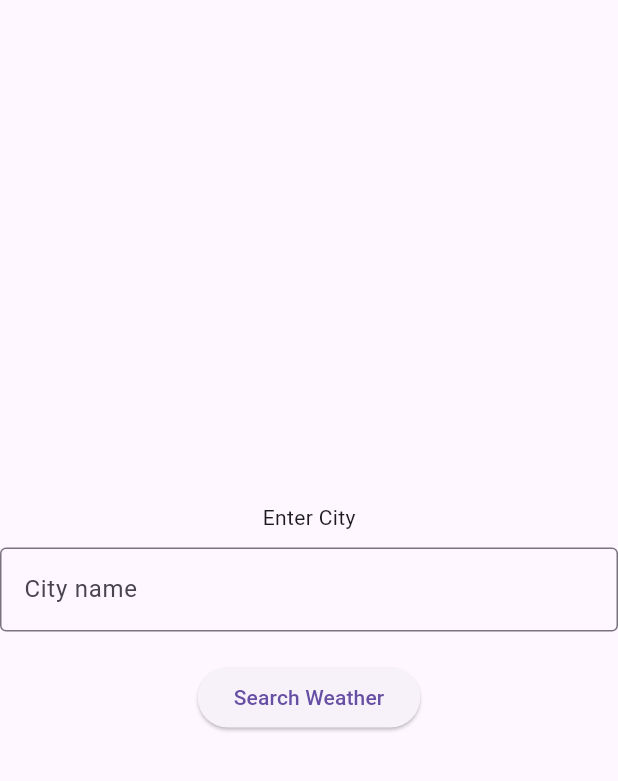
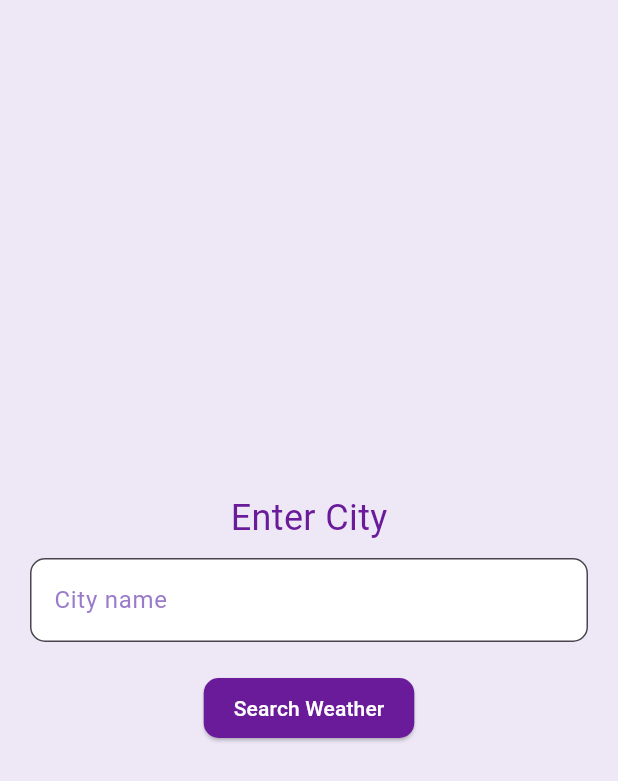
Before and after one commit to ronak23398/weatherapp, a Flutter app: the screen it shows after launch, on a phone screen of 412 x 824 dp. Shown: the top 781 px of the screen. Run offline on Flutter 3.47's test engine with Material 3 defaults, Android fonts, the phone set to English and light mode, and no system bars; our stand-ins replace get, weather.

Commit message:
first commit

```diff
--- a/lib/pages/landing_page.dart
+++ b/lib/pages/landing_page.dart
@@ -38,12 +38,33 @@ class _LandingPageState extends State<LandingPage> {
 
   @override
   Widget build(BuildContext context) {
-    return Scaffold(
+    return PopScope(
+      canPop: Get.currentRoute != '/', // Prevent back navigation if at the root
+      onPopInvoked: (didPop) {
+        if (didPop) {
+          // Allow back navigation
+          print("Back button pressed and route was popped.");
+        } else {
+          // Prevent pop, redirect to LandingPage if on main screen
+          Get.offAll(() => const LandingPage());
+          print("Back button press blocked, redirected to LandingPage.");
+        }
+      },
+      child: Scaffold(
+        backgroundColor: const Color(0xFFEDE7F6), // Light purple background
         body: Center(
+          child: Padding(
+            padding: const EdgeInsets.all(20.0),
             child: Column(
               mainAxisAlignment: MainAxisAlignment.center,
               children: [
-            const Text("Enter City"),
+                const Text(
+                  "Enter City",
+                  style: TextStyle(
+                    fontSize: 24,
+                    color: Color(0xFF6A1B9A), // Darker purple text
+                  ),
+                ),
                 const SizedBox(height: 10),
                 TextField(
                   controller: textEditingController,
@@ -52,19 +73,39 @@ class _LandingPageState extends State<LandingPage> {
                       fetchWeather(value.trim());
                     } else {
                       ScaffoldMessenger.of(context).showSnackBar(
-                    const SnackBar(content: Text("Please enter a city name")),
+                        const SnackBar(
+                            content: Text("Please enter a city name")),
                       );
                     }
                   },
-              decoration: const InputDecoration(
-                border: OutlineInputBorder(),
+                  decoration: InputDecoration(
+                    filled: true,
+                    fillColor:
+                        Colors.white, // White background for the text field
+                    border: OutlineInputBorder(
+                      borderRadius: BorderRadius.circular(10),
+                      borderSide: const BorderSide(
+                          color: Color(0xFF6A1B9A)), // Purple border
+                    ),
                     hintText: 'City name',
+                    hintStyle: const TextStyle(
+                        color: Color(0xFF9A7BCA)), // Light purple hint
                   ),
                 ),
                 const SizedBox(height: 20),
                 _isLoading // Show loading indicator while fetching data
                     ? const CircularProgressIndicator()
                     : ElevatedButton(
+                        style: ElevatedButton.styleFrom(
+                          foregroundColor: Colors.white, // White text
+                          backgroundColor:
+                              const Color(0xFF6A1B9A), // Purple button color
+                          padding: const EdgeInsets.symmetric(
+                              horizontal: 20, vertical: 10),
+                          shape: RoundedRectangleBorder(
+                            borderRadius: BorderRadius.circular(10),
+                          ),
+                        ),
                         onPressed: () {
                           String cityName = textEditingController.text.trim();
                           if (cityName.isNotEmpty) {
@@ -76,9 +117,14 @@ class _LandingPageState extends State<LandingPage> {
                             );
                           }
                         },
-                    child: const Text("Search Weather"),
+                        child: const Text(
+                          "Search Weather",
+                          style: TextStyle(color: Colors.white), // White text
+                        ),
                       ),
               ],
+            ),
+          ),
         ),
       ),
     );
```
Also changed, not shown: lib/pages/home_page.dart (+47 -10 lines), 2 other files. Lines whose indentation alone changed are shown as unchanged.
